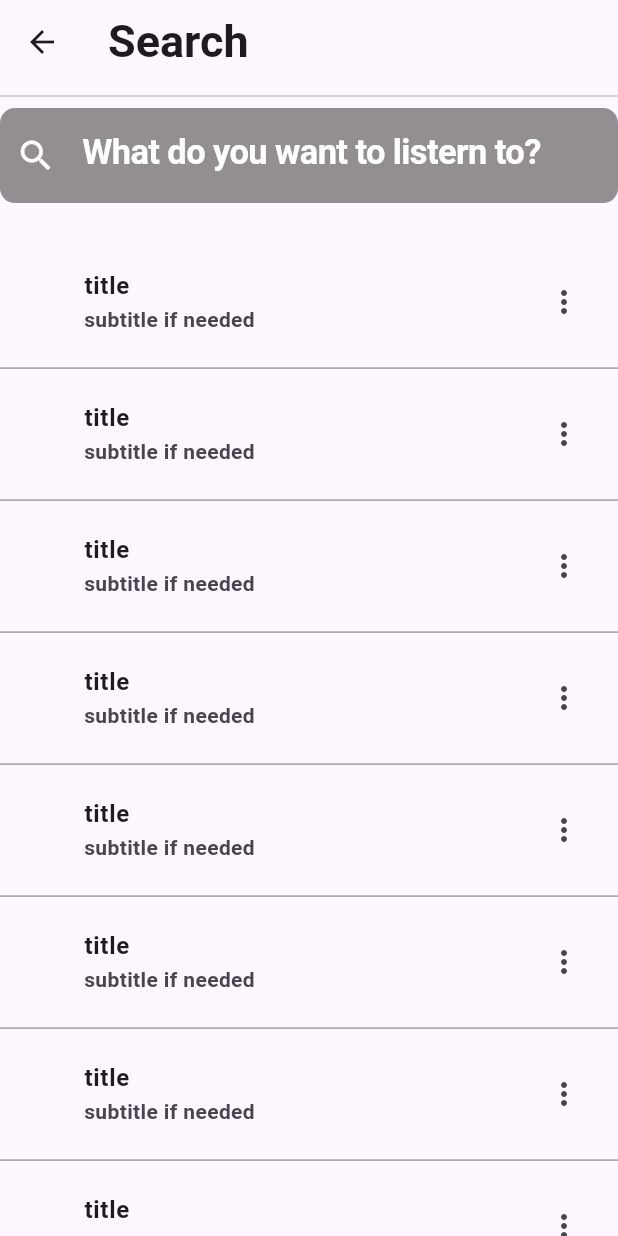
After one commit to TheAsiyaS/project_spotify, a Flutter app: the Search screen opened directly, on a phone screen of 412 x 824 dp. The commit adds this screen. Run offline on Flutter 3.47's test engine with Material 3 defaults, Android fonts, the phone set to English and light mode, and no system bars; our stand-ins replace audioplayers, bloc, cloud_firestore, dartz, dio, firebase_auth and 9 more; accounts and stored records are empty.

Commit message:
search page ui : wire frame

```diff
--- /dev/null
+++ b/lib/presentation/Search/search.dart
@@ -0,0 +1,104 @@
+import 'dart:developer';
+
+import 'package:flutter/cupertino.dart';
+
+import 'package:flutter/foundation.dart';
+import 'package:flutter/material.dart';
+import 'package:project_spotifyclone/widgets/iconbutton.dart';
+
+import '../../core/colors.dart';
+import '../../core/divider.dart';
+import '../../core/icons.dart';
+import '../../core/size.dart';
+import '../../widgets/listtitle.dart';
+import '../../widgets/texts.dart';
+
+class Search extends StatelessWidget {
+  const Search({
+    super.key,
+  });
+
+  @override
+  Widget build(BuildContext context) {
+    final size = MediaQuery.of(context).size;
+    final textEditingController = TextEditingController();
+    bool isadd = false;
+    return Scaffold(
+        appBar: AppBar(
+          title: text(
+            stringtext: 'Search',
+            fontSize: 30,
+          ),
+        ),
+        body: SafeArea(
+            child: Padding(
+                padding: EdgeInsets.symmetric(
+                    horizontal: kIsWeb ? size.width / 5 : 0),
+                child: Column(children: [
+                  const Divider(),
+                  SizedBox(
+                      height: size.height / 13,
+                      width: size.width,
+                      child: CupertinoTextField(
+                        controller: textEditingController,
+                        decoration: BoxDecoration(
+                            color: transparentgrey,
+                            borderRadius: BorderRadius.circular(10)),
+                        prefix: iconbutton(
+                          iconwidget: const Icon(
+                            iconsearch,
+                            size: 27,
+                            color: white,
+                          ),
+                          onpress: () {},
+                        ),
+                        style: const TextStyle(color: white),
+                        placeholder: 'What do you want to listern to?',
+                        placeholderStyle: const TextStyle(
+                            color: white,
+                            fontSize: 23,
+                            fontWeight: FontWeight.bold),
+                        onChanged: (value) {
+                          log(value);
+                          if (isadd == true) {
+                            isadd = false;
+                          }
+                        },
+                        onSubmitted: (value) async {
+                          if (value.isNotEmpty) {
+                            //navigate to another screen after search
+
+                            log('isadd : $isadd');
+
+                            if (isadd == false) {
+                              //search query is added to firebase
+                            }
+                            isadd = false;
+                            textEditingController.text = '';
+                          }
+                        },
+                      )),
+                  h30,
+                  //wrap widget [steam builder] for getting data from db and use
+                  Expanded(
+                      child: ListView.separated(
+                          itemBuilder: (context, index) {
+                            return GestureDetector(
+                                onTap: () async {},
+                                child: listtitle(
+                                    leadingWidget: h10,
+                                    trailingWidget: GestureDetector(
+                                        onTap: () async {
+                                          //delete the querry from db
+                                        },
+                                        child: const Icon(more_vertical)),
+                                    titleWidget: text(stringtext: 'title'),
+                                    subtitleWidget: text(stringtext: 'subtitle if needed')));
+                          },
+                          separatorBuilder: (context, index) {
+                            return divider;
+                          },
+                          itemCount: 10))
+                ]))));
+  }
+}
--- a/lib/presentation/home/home.dart
+++ b/lib/presentation/home/home.dart
@@ -46,7 +46,7 @@ class home extends StatelessWidget {
                   MaterialPageRoute(
                       builder: (context) => const screen_signIn()),
                   (route) => false);
-            } else if (value == 'Profile') {}
+            } else if (value == 'Profilr  e') {}
           },
           itemBuilder: (BuildContext context) {
             return [
```
